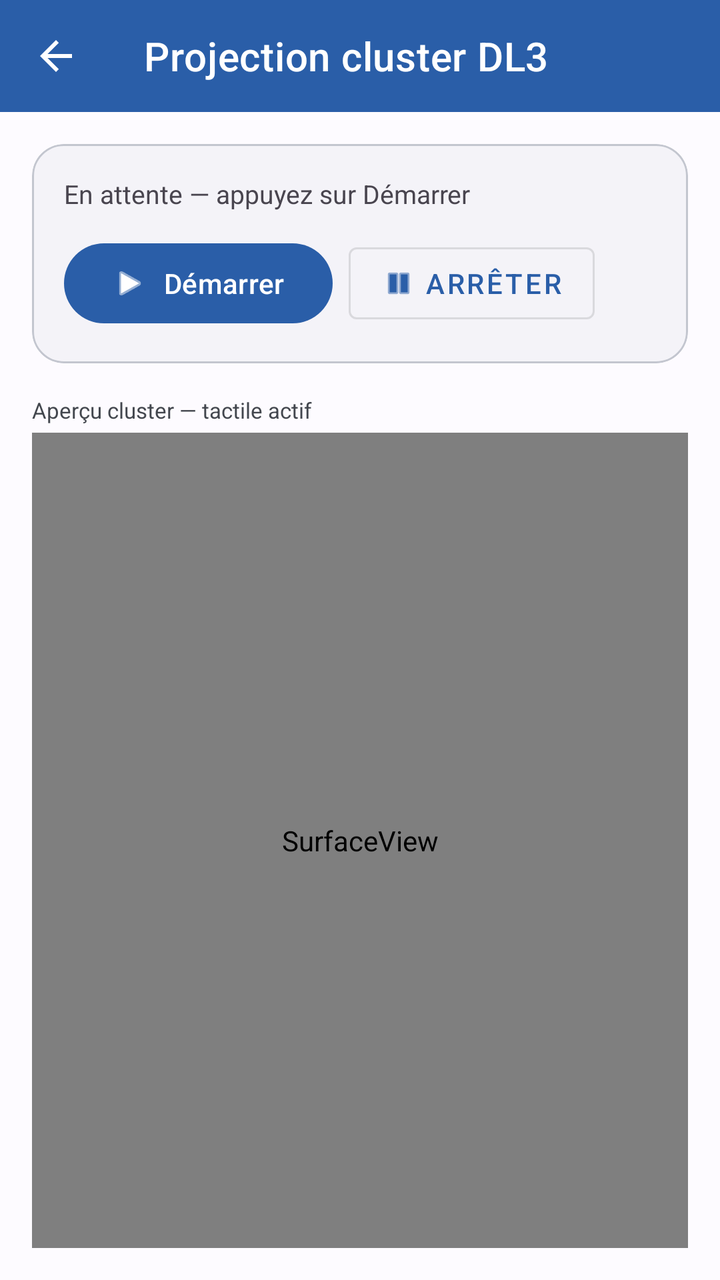
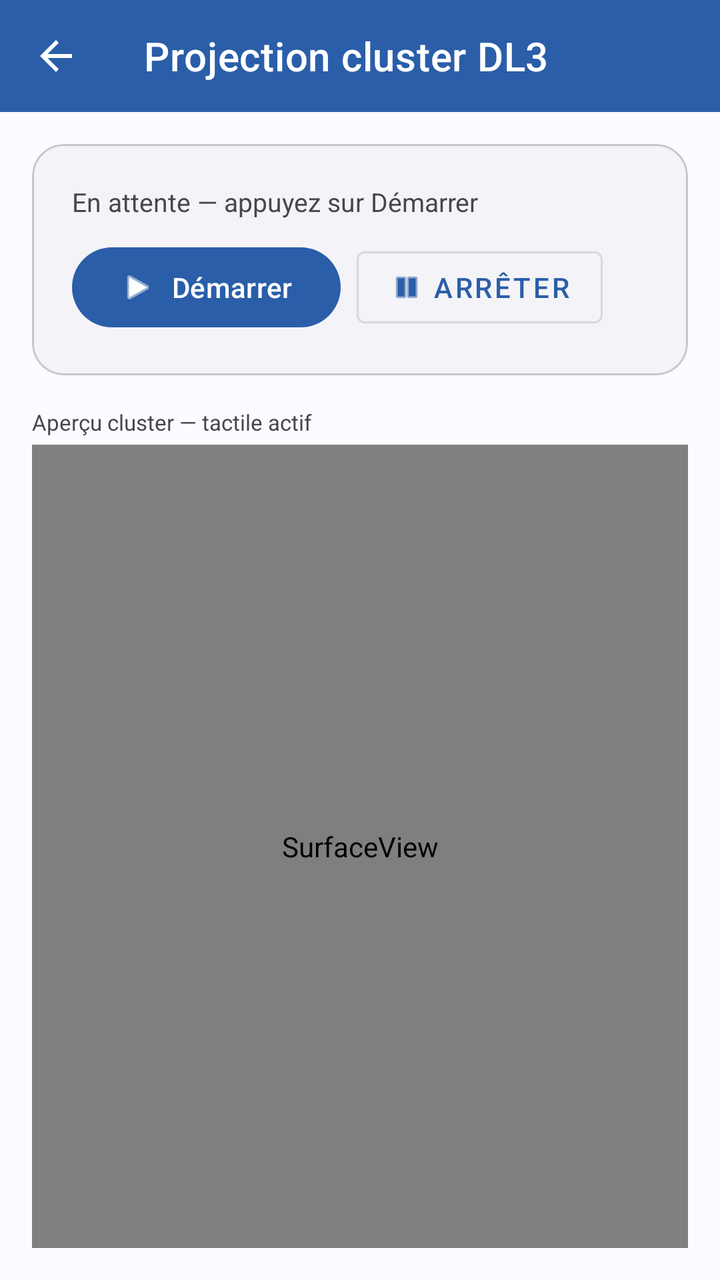

Two renders of the same Android screen: before a commit and after it. Below are the layout's source before the change and the commit's diff.
<!-- AndroidManifest.xml: application theme Theme.DashCastDevTools -->
<!-- res/layout/activity_projection.xml -->
<?xml version="1.0" encoding="utf-8"?>
<LinearLayout
    xmlns:android="http://schemas.android.com/apk/res/android"
    xmlns:app="http://schemas.android.com/apk/res-auto"
    android:layout_width="match_parent"
    android:layout_height="match_parent"
    android:orientation="vertical"
    android:background="?android:attr/windowBackground">

    
    <com.google.android.material.appbar.MaterialToolbar
        android:id="@+id/toolbar_projection"
        android:layout_width="match_parent"
        android:layout_height="wrap_content"
        app:title="@string/projection_title"
        app:navigationIcon="?attr/homeAsUpIndicator"
        style="@style/Widget.MaterialComponents.Toolbar.Primary"/>

    
    <com.google.android.material.card.MaterialCardView
        android:layout_width="match_parent"
        android:layout_height="wrap_content"
        android:layout_margin="16dp"
        app:cardCornerRadius="16dp"
        app:cardElevation="0dp"
        app:strokeWidth="1dp"
        app:strokeColor="@color/md_outline_variant"
        app:cardBackgroundColor="@color/md_surface_container_low"
        app:contentPadding="16dp">

        <LinearLayout
            android:layout_width="match_parent"
            android:layout_height="wrap_content"
            android:orientation="vertical">

            
            <TextView
                android:id="@+id/tv_projection_status"
                android:layout_width="match_parent"
                android:layout_height="wrap_content"
                android:text="@string/projection_status_idle"
                android:textSize="13sp"
                android:textColor="?android:attr/textColorSecondary"
                android:layout_marginBottom="12dp"/>

            
            <LinearLayout
                android:layout_width="match_parent"
                android:layout_height="wrap_content"
                android:orientation="horizontal"
                android:gravity="start">

                <com.google.android.material.button.MaterialButton
                    android:id="@+id/btn_projection_start"
                    android:layout_width="wrap_content"
                    android:layout_height="wrap_content"
                    android:layout_marginEnd="8dp"
                    android:text="@string/projection_btn_start"
                    app:icon="@android:drawable/ic_media_play"/>

                <com.google.android.material.button.MaterialButton
                    android:id="@+id/btn_projection_stop"
                    style="@style/Widget.MaterialComponents.Button.OutlinedButton"
                    android:layout_width="wrap_content"
                    android:layout_height="wrap_content"
                    android:text="@string/projection_btn_stop"
                    app:icon="@android:drawable/ic_media_pause"/>

            </LinearLayout>
        </LinearLayout>
    </com.google.android.material.card.MaterialCardView>

    
    <TextView
        android:layout_width="match_parent"
        android:layout_height="wrap_content"
        android:paddingHorizontal="16dp"
        android:paddingBottom="4dp"
        android:text="@string/projection_preview_label"
        android:textSize="11sp"
        android:textColor="@color/md_on_surface_variant"/>

    
    <FrameLayout
        android:layout_width="match_parent"
        android:layout_height="0dp"
        android:layout_weight="1"
        android:layout_marginHorizontal="16dp"
        android:layout_marginBottom="16dp"
        android:background="#111111">

        <SurfaceView
            android:id="@+id/sv_projection_preview"
            android:layout_width="match_parent"
            android:layout_height="match_parent"/>

    </FrameLayout>

</LinearLayout>
<!-- resources referenced by this layout -->
<resources>
  <color name="md_on_surface_variant">#43474E</color>
  <color name="md_outline_variant">#C3C6CF</color>
  <color name="md_surface_container_low">#F4F3F8</color>
  <string name="projection_btn_start">Démarrer</string>
  <string name="projection_btn_stop">Arrêter</string>
  <string name="projection_preview_label">Aperçu cluster — tactile actif</string>
  <string name="projection_status_idle">En attente — appuyez sur Démarrer</string>
  <string name="projection_title">Projection cluster DL3</string>
  <style name="Theme.DashCastDevTools" parent="Theme.Material3.DayNight.NoActionBar">
          <item name="colorPrimary">@color/md_primary</item>
          <item name="colorOnPrimary">@color/md_on_primary</item>
          <item name="colorPrimaryContainer">@color/md_primary_container</item>
          <item name="colorOnPrimaryContainer">@color/md_on_primary_container</item>
          <item name="colorSecondary">@color/md_secondary</item>
          <item name="colorOnSecondary">@color/md_on_secondary</item>
          <item name="colorSecondaryContainer">@color/md_secondary_container</item>
          <item name="colorOnSecondaryContainer">@color/md_on_secondary_container</item>
          <item name="colorTertiary">@color/md_tertiary</item>
          <item name="colorOnTertiary">@color/md_on_tertiary</item>
          <item name="colorError">@color/md_error</item>
          <item name="colorErrorContainer">@color/md_error_container</item>
          <item name="android:colorBackground">@color/md_background</item>
          <item name="colorOnBackground">@color/md_on_background</item>
          <item name="colorSurface">@color/md_surface</item>
          <item name="colorOnSurface">@color/md_on_surface</item>
          <item name="colorSurfaceVariant">@color/md_surface_variant</item>
          <item name="colorOnSurfaceVariant">@color/md_on_surface_variant</item>
          <item name="colorOutline">@color/md_outline</item>
          <item name="colorOutlineVariant">@color/md_outline_variant</item>
          <item name="android:windowBackground">@color/md_background</item>
          <item name="android:statusBarColor">@color/md_surface_container_low</item>
          <item name="android:navigationBarColor">@color/md_surface_container_low</item>
      </style>
  <color name="md_primary">#2A5EA8</color>
  <color name="md_on_primary">#FFFFFF</color>
  <color name="md_primary_container">#D5E3FF</color>
  <color name="md_on_primary_container">#001B3F</color>
  <color name="md_secondary">#555F71</color>
  <color name="md_on_secondary">#FFFFFF</color>
  <color name="md_secondary_container">#D9E3F8</color>
  <color name="md_on_secondary_container">#121C2B</color>
  <color name="md_tertiary">#6F5575</color>
  <color name="md_on_tertiary">#FFFFFF</color>
  <color name="md_error">#BA1A1A</color>
  <color name="md_error_container">#FFDAD6</color>
  <color name="md_background">#FDFBFF</color>
  <color name="md_on_background">#1A1B1F</color>
  <color name="md_surface">#FDFBFF</color>
  <color name="md_on_surface">#1A1B1F</color>
  <color name="md_surface_variant">#E0E2EC</color>
  <color name="md_outline">#74777F</color>
</resources>

<!-- the commit's change to res/layout/activity_projection.xml (unified diff, before → after) -->
@@ -31,7 +31,26 @@
         <LinearLayout
             android:layout_width="match_parent"
             android:layout_height="wrap_content"
-            android:orientation="vertical">
+            android:orientation="vertical"
+            android:padding="4dp">
+
+            
+            <LinearLayout
+                android:id="@+id/ll_slots"
+                android:layout_width="match_parent"
+                android:layout_height="wrap_content"
+                android:orientation="vertical"
+                android:visibility="gone"/>
+
+            
+            <View
+                android:id="@+id/divider_slots"
+                android:layout_width="match_parent"
+                android:layout_height="1dp"
+                android:layout_marginTop="4dp"
+                android:layout_marginBottom="8dp"
+                android:background="@color/md_outline_variant"
+                android:visibility="gone"/>
 
             
             <TextView
@@ -41,7 +60,7 @@
                 android:text="@string/projection_status_idle"
                 android:textSize="13sp"
                 android:textColor="?android:attr/textColorSecondary"
-                android:layout_marginBottom="12dp"/>
+                android:layout_marginBottom="10dp"/>
 
             
             <LinearLayout
